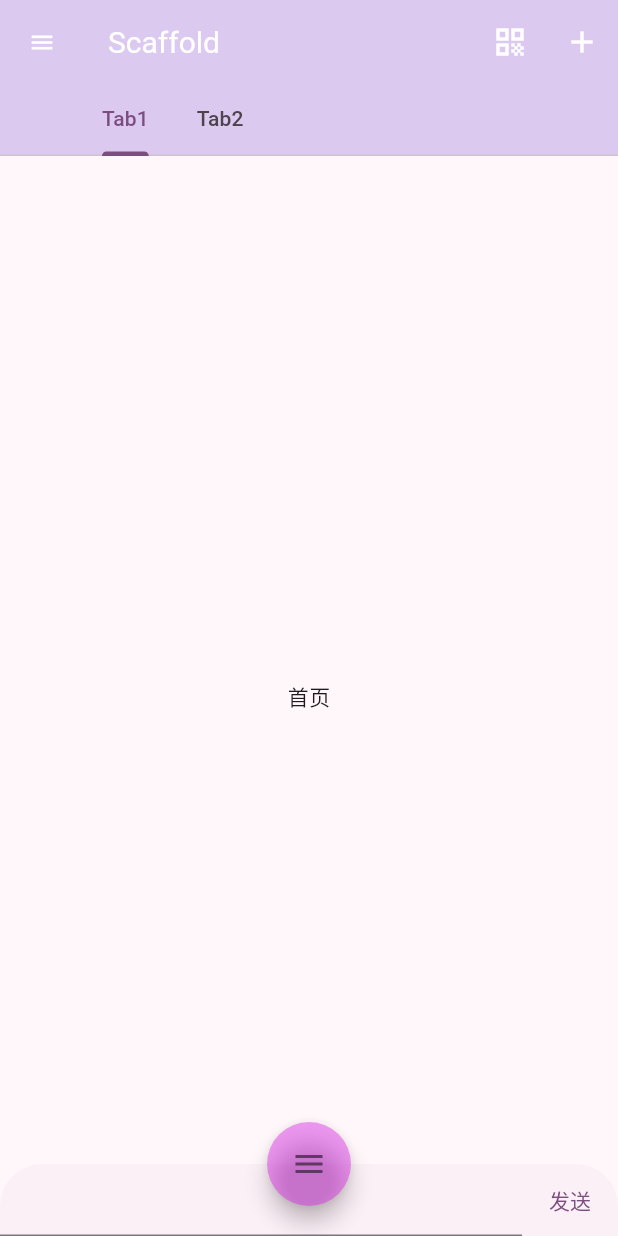
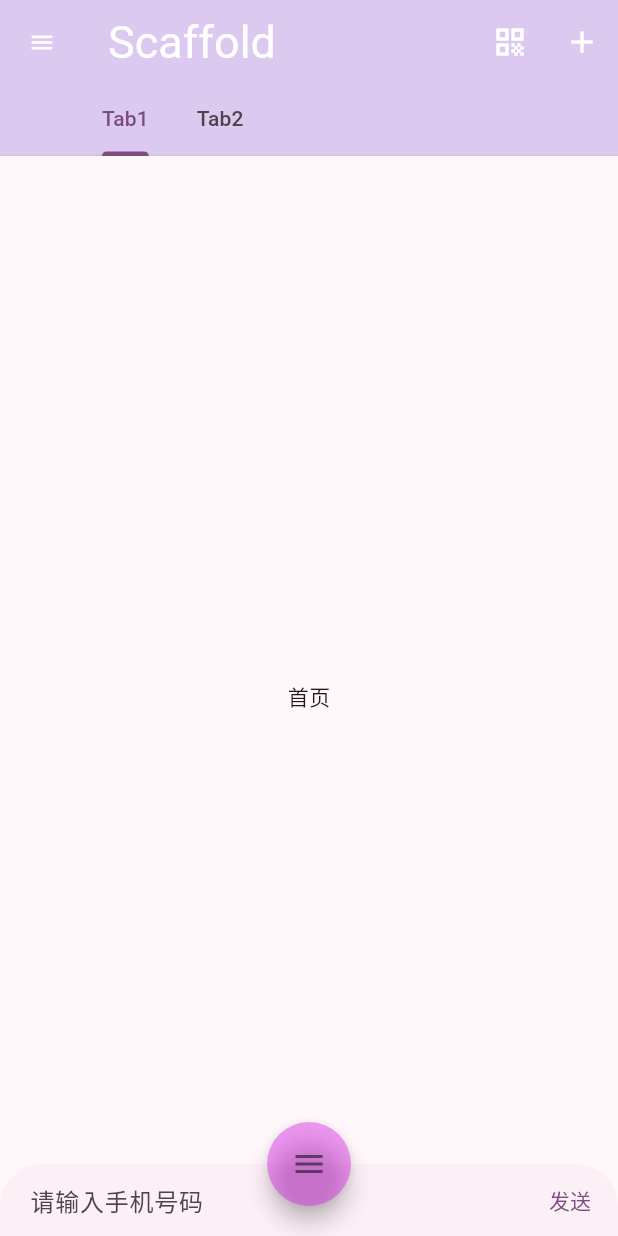
Before and after one commit to devie2020/first_app, a Flutter app: the screen it shows after launch, on a phone screen of 412 x 824 dp. Run offline on Flutter 3.47's test engine with Material 2 defaults, Android fonts, the phone set to English and light mode, and no system bars.

```diff
--- a/lib/ScaffoldDemo/scaffold_demo.dart
+++ b/lib/ScaffoldDemo/scaffold_demo.dart
@@ -1,4 +1,5 @@
 import 'package:flutter/material.dart';
+import 'package:flutter/services.dart';
 
 class ScaffoldDemo extends StatefulWidget {
   const ScaffoldDemo({super.key});
@@ -8,12 +9,13 @@ class ScaffoldDemo extends StatefulWidget {
 }
 
 class _ScaffoldDemoState extends State<ScaffoldDemo> with TickerProviderStateMixin {
-  late int _currentTabIndex = 0;
+  final int _currentTabIndex = 0;
   late bool _isAnimation = false;
   late TabController _tabController;
   late Animation<Color?> _animationColor;
   late Animation<double> _animationIcon;
   late AnimationController _animationController;
+  late TextEditingController _phoneController;
 
   final Curve _curve = Curves.easeOut;
   final GlobalKey<ScaffoldState> _scaffoldStateKey = GlobalKey();
@@ -24,31 +26,39 @@ class _ScaffoldDemoState extends State<ScaffoldDemo> with TickerProviderStateMix
 
   @override
   void initState() {
-    super.initState();
-
     // 初始化tabBar的控制器
     _tabController = TabController(length: 2, vsync: this);
 
     // 初始化动画控制器
-    _animationController = AnimationController(vsync: this, duration: const Duration(milliseconds: 500))
-      ..addListener(() {
-        setState(() {});
-      });
+    _animationController =
+        AnimationController(vsync: this, duration: const Duration(milliseconds: 500))
+          ..addListener(() {
+            setState(() {});
+          });
 
     // 初始化颜色
     _animationColor = ColorTween(
       end: const Color.fromARGB(255, 177, 88, 236),
       begin: const Color.fromARGB(99, 222, 15, 237),
-    ).animate(CurvedAnimation(parent: _animationController, curve: Interval(0.0, 1.0, curve: _curve)));
+    ).animate(
+      CurvedAnimation(parent: _animationController, curve: Interval(0.0, 1.0, curve: _curve)),
+    );
 
     // 初始化icon
     _animationIcon = Tween(begin: 0.0, end: 1.0).animate(_animationController);
+
+    // 初始化手机号码输入的控制器
+    _phoneController = TextEditingController();
+
+    super.initState();
   }
 
   @override
   void dispose() {
     super.dispose();
+    _tabController.dispose();
     _animationController.dispose();
+    _phoneController.dispose();
   }
 
   @override
@@ -58,7 +68,7 @@ class _ScaffoldDemoState extends State<ScaffoldDemo> with TickerProviderStateMix
       appBar: AppBar(
         title: const Text('Scaffold'),
         backgroundColor: const Color.fromARGB(255, 220, 201, 240),
-        titleTextStyle: const TextStyle(color: Colors.white, fontSize: 20),
+        titleTextStyle: const TextStyle(color: Colors.white, fontSize: 30),
         iconTheme: const IconThemeData(color: Colors.white),
         leading: TextButton(
           onPressed: () {
@@ -80,7 +90,13 @@ class _ScaffoldDemoState extends State<ScaffoldDemo> with TickerProviderStateMix
           isScrollable: true,
         ),
       ),
-      body: _pages[_currentTabIndex],
+      body: GestureDetector(
+        behavior: HitTestBehavior.opaque,
+        onTap: () {
+          debugPrint('空白区域被点击了');
+        },
+        child: _pages[_currentTabIndex],
+      ),
       floatingActionButton: FloatingActionButton(
         onPressed: () {
           _isAnimation ? _animationController.reverse() : _animationController.forward();
@@ -126,14 +142,27 @@ class _ScaffoldDemoState extends State<ScaffoldDemo> with TickerProviderStateMix
         width: MediaQuery.of(context).size.width - 0,
         child: Row(
           children: [
-            const Expanded(
+            Expanded(
               child: TextField(
-                decoration: InputDecoration(
+                controller: _phoneController,
+                keyboardType: TextInputType.number,
+                cursorColor: Colors.green,
+                cursorWidth: 2,
+                inputFormatters: [
+                  LengthLimitingTextInputFormatter(11),
+                  FilteringTextInputFormatter.allow(RegExp('[0-9]'))
+                ],
+                decoration: const InputDecoration(
+                  hintText: '请输入手机号码',
+                  border: InputBorder.none,
                   contentPadding: EdgeInsets.symmetric(horizontal: 20),
                 ),
               ),
             ),
-            TextButton(onPressed: () {}, child: const Text('发送')),
+            TextButton(
+              onPressed: () {},
+              child: const Text('发送'),
+            ),
           ],
         ),
       ),
```
